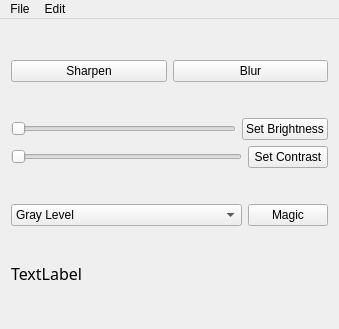
This is mainwindow.ui in avmm9898/mini_Photoshop as Qt 5 draws it before an edit. The edited form follows.
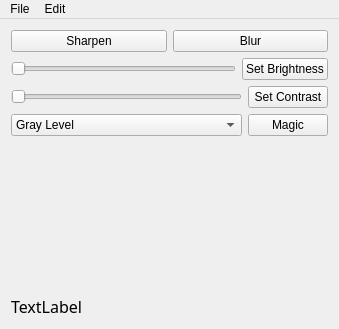
This is the edited form.

What changed in the file:
```diff
--- a/mainwindow.ui
+++ b/mainwindow.ui
@@ -15,7 +15,7 @@
   </property>
   <widget class="QWidget" name="centralWidget">
    <layout class="QGridLayout" name="gridLayout">
-    <item row="6" column="1">
+    <item row="7" column="1">
      <widget class="QLabel" name="label">
       <property name="sizePolicy">
        <sizepolicy hsizetype="Ignored" vsizetype="Fixed">
@@ -128,6 +128,13 @@
       </item>
      </layout>
     </item>
+    <item row="6" column="1">
+     <widget class="QLabel" name="label_2">
+      <property name="text">
+       <string/>
+      </property>
+     </widget>
+    </item>
    </layout>
   </widget>
   <widget class="QMenuBar" name="menuBar">
```
Left out of the diff: 7 changed lines with no effect on the pictures.
